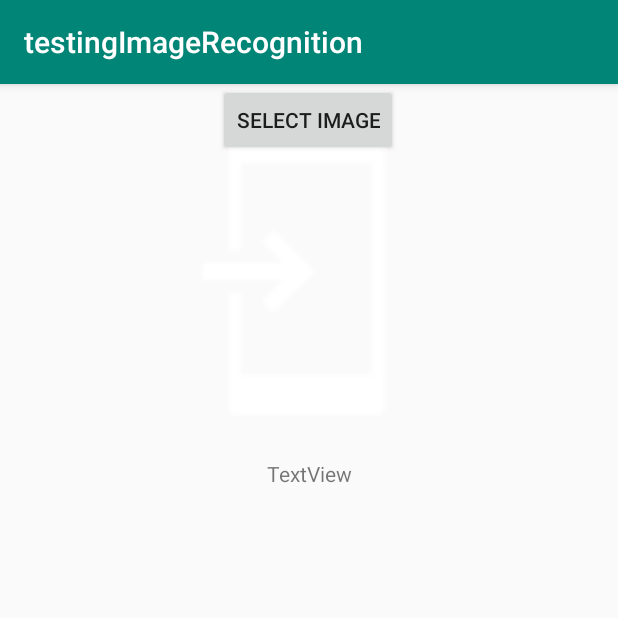
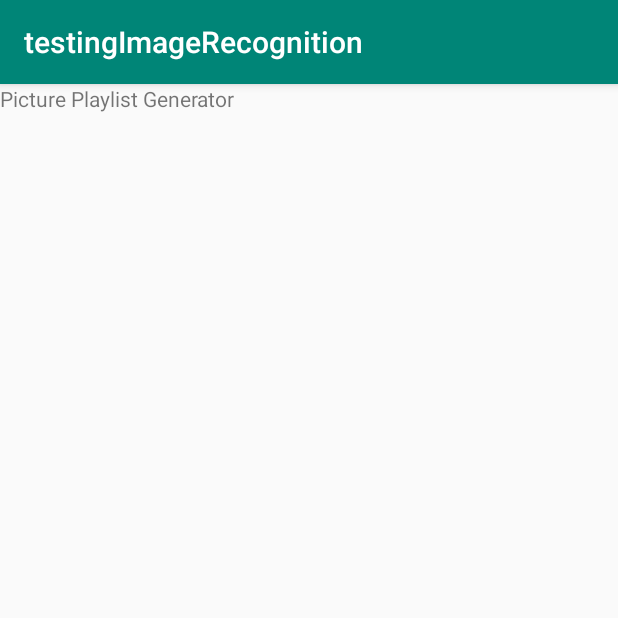
Before and after one commit to mineyev2/PicturePlaylist, an Android app: the screen it shows after launch (MainActivity before the commit, SpotifyLoginActivity after it), on a phone screen of 412 x 824 dp, the top half of it. Run offline under Robolectric (Android 15) with nearby library versions, the phone set to English and light mode, and no system bars; libraries missing offline, so code that uses them is left out: com.google.firebase.ml.

Commit message:
Set new default activity for login

```diff
--- a/app/build.gradle
+++ b/app/build.gradle
@@ -20,12 +20,18 @@ android {
     }
 }
 
+repositories {
+    mavenCentral()
+    maven { url "https://jitpack.io" }
+}
+
 dependencies {
     implementation fileTree(dir: 'libs', include: ['*.jar'])
     implementation 'androidx.appcompat:appcompat:1.1.0'
     implementation 'androidx.constraintlayout:constraintlayout:1.1.3'
     implementation 'com.google.firebase:firebase-ml-vision:24.0.1'
     implementation 'com.google.firebase:firebase-ml-vision-image-label-model:19.0.0'
+    implementation 'com.github.kaaes:spotify-web-api-android:0.4.1'
     testImplementation 'junit:junit:4.12'
     androidTestImplementation 'androidx.test:runner:1.2.0'
     androidTestImplementation 'androidx.test.espresso:espresso-core:3.2.0'
--- a/app/src/main/AndroidManifest.xml
+++ b/app/src/main/AndroidManifest.xml
@@ -16,6 +16,12 @@
         <activity android:name=".MainActivity">
             <intent-filter>
                 <action android:name="android.intent.action.MAIN" />
+            </intent-filter>
+        </activity>
+
+        <activity android:name=".SpotifyLoginActivity">
+            <intent-filter>
+                <action android:name="android.intent.action.MAIN" />
 
                 <category android:name="android.intent.category.LAUNCHER" />
             </intent-filter>
--- /dev/null
+++ b/app/src/main/java/com/example/testingimagerecognition/SpotifyLoginActivity.java
@@ -0,0 +1,71 @@
+package com.example.testingimagerecognition;
+
+import androidx.annotation.NonNull;
+import androidx.appcompat.app.AppCompatActivity;
+import androidx.core.app.ActivityCompat;
+
+import android.Manifest;
+import android.app.Activity;
+import android.content.Intent;
+import android.content.pm.PackageManager;
+import android.database.Cursor;
+import android.graphics.Bitmap;
+import android.graphics.BitmapFactory;
+import android.media.Image;
+import android.net.Uri;
+import android.os.Bundle;
+import android.provider.MediaStore;
+import android.util.Log;
+import android.view.View;
+import android.widget.Button;
+import android.widget.ImageView;
+import android.widget.TextView;
+
+import com.google.android.gms.tasks.OnFailureListener;
+import com.google.android.gms.tasks.OnSuccessListener;
+import com.google.firebase.ml.vision.FirebaseVision;
+import com.google.firebase.ml.vision.common.FirebaseVisionImage;
+import com.google.firebase.ml.vision.label.FirebaseVisionImageLabel;
+import com.google.firebase.ml.vision.label.FirebaseVisionImageLabeler;
+
+import java.io.DataOutputStream;
+import java.io.IOException;
+import java.net.MalformedURLException;
+import java.net.URL;
+import java.util.ArrayList;
+import java.util.HashMap;
+import java.util.List;
+import java.util.Map;
+
+import java.net.HttpURLConnection;
+
+public class SpotifyLoginActivity extends AppCompatActivity {
+
+    @Override
+    protected void onCreate(Bundle savedInstanceState) {
+        super.onCreate(savedInstanceState);
+        setContentView(R.layout.activity_login);
+        try {
+            String urlBase = "https://accounts.spotify.com/authorize";
+            URL url = new URL(urlBase + "?client_id=a0f1241498384db5ba98d07fd0ec4b99"
+                    + "&response_type=code" + "&redirect_uri=https://cs125.cs.illinois.edu/"
+                    + "scope=user-read-private user-read-email");
+            HttpURLConnection con = (HttpURLConnection) url.openConnection();
+            con.setRequestMethod("GET");
+            con.setDoOutput(true);
+            //DataOutputStream out = new DataOutputStream(url);
+            //out.writeBytes(ParameterStringBuilder);
+        } catch (Exception e) {
+            Log.i("Error", e.toString());
+        }
+
+
+
+    }
+
+    //this runs when a result is received from the user selecting an image
+    @Override
+    public void onActivityResult(int requestCode,int resultCode, Intent data){
+        super.onActivityResult(requestCode, resultCode, data);
+    }
+}
--- /dev/null
+++ b/app/src/main/res/layout/activity_login.xml
@@ -0,0 +1,11 @@
+<?xml version="1.0" encoding="utf-8"?>
+<LinearLayout xmlns:android="http://schemas.android.com/apk/res/android"
+    android:orientation="vertical" android:layout_width="match_parent"
+    android:layout_height="match_parent">
+
+    <TextView
+        android:id="@+id/title"
+        android:layout_width="match_parent"
+        android:layout_height="wrap_content"
+        android:text="Picture Playlist Generator" />
+</LinearLayout>
--- a/app/src/main/res/layout/activity_main.xml
+++ b/app/src/main/res/layout/activity_main.xml
@@ -11,21 +11,21 @@
         android:layout_width="250dp"
         android:layout_height="250dp"
         android:layout_marginStart="52dp"
+        app:layout_constraintBottom_toTopOf="@+id/textView"
         app:layout_constraintEnd_toEndOf="parent"
         app:layout_constraintHorizontal_bias="0.256"
         app:layout_constraintStart_toStartOf="parent"
-        app:srcCompat="@drawable/common_full_open_on_phone"
-        tools:layout_editor_absoluteY="64dp" />
+        app:srcCompat="@drawable/common_full_open_on_phone" />
 
     <Button
         android:id="@+id/selectImage"
         android:layout_width="wrap_content"
         android:layout_height="wrap_content"
         android:text="Select Image"
+        app:layout_constraintBottom_toTopOf="@+id/imageView"
         app:layout_constraintEnd_toEndOf="parent"
         app:layout_constraintHorizontal_bias="0.498"
-        app:layout_constraintStart_toStartOf="parent"
-        tools:layout_editor_absoluteY="16dp" />
+        app:layout_constraintStart_toStartOf="parent" />
 
     <TextView
         android:id="@+id/textView"
```
Also changed, not shown: app/src/main/java/com/example/testingimagerecognition/MainActivity.java (+19 -3 lines).
